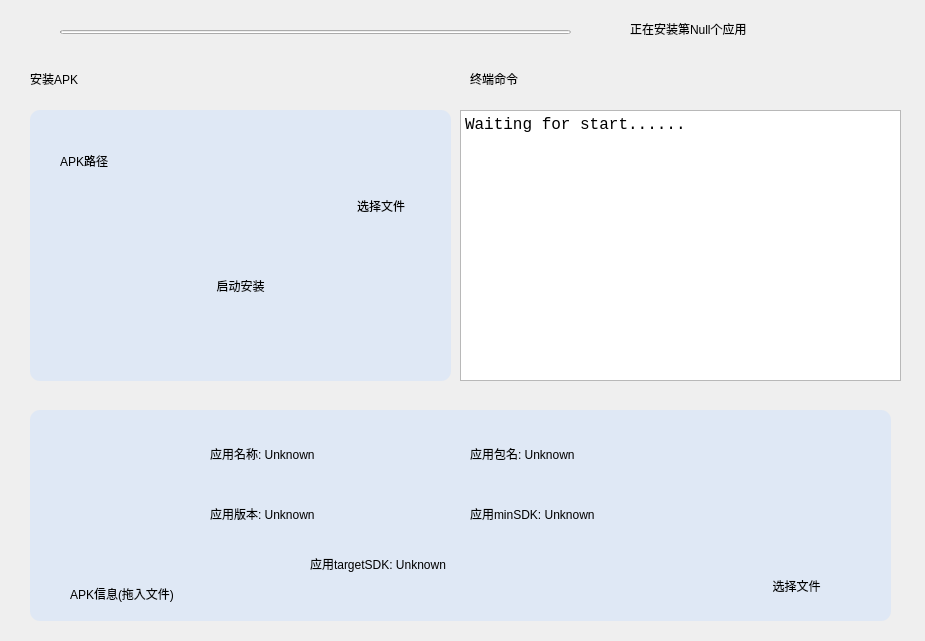
Old version of the form interface/ApplicationActivity.ui in the repository VMTask/WaterBox.
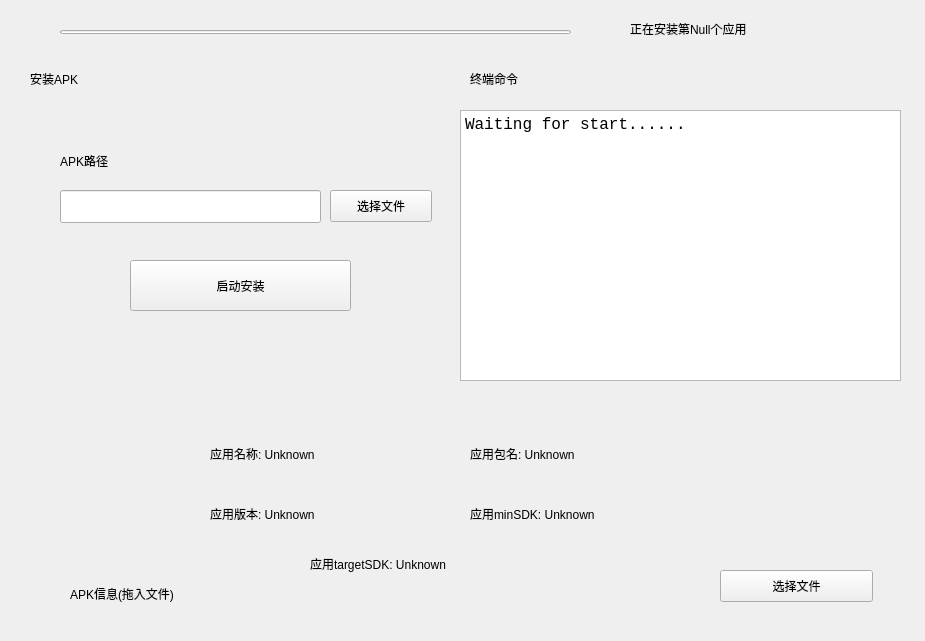
New version of the form. Icons and pictures are not drawn. Custom widgets are drawn as their Qt base class.

```diff
--- a/interface/ApplicationActivity.ui
+++ b/interface/ApplicationActivity.ui
@@ -72,9 +72,13 @@
     </rect>
    </property>
    <property name="styleSheet">
-    <string notr="true">border-radius: 10px;border-style: outset;
-border: 2px rgb(190, 206, 221);
-background-color: rgb(223, 232, 245);</string>
+    <string notr="true">FluentLabelBase {
+    color: black;
+	background-color: rgb(244, 247, 252);
+}
+SimpleCardWidget {
+	background-color: rgb(223, 232, 245);
+}</string>
    </property>
    <widget class="IconWidget" name="IconWidget">
     <property name="geometry">
@@ -205,9 +209,13 @@
     </rect>
    </property>
    <property name="styleSheet">
-    <string notr="true">border-radius: 10px;border-style: outset;
-border: 2px rgb(190, 206, 221);
-background-color: rgb(223, 232, 245);</string>
+    <string notr="true">FluentLabelBase {
+    color: black;
+	background-color: rgb(244, 247, 252);
+}
+SimpleCardWidget {
+	background-color: rgb(223, 232, 245);
+}</string>
    </property>
    <widget class="SubtitleLabel" name="SubtitleLabel_3">
     <property name="geometry">
```
Left out of the diff: 4 changed lines with no effect on the pictures.
